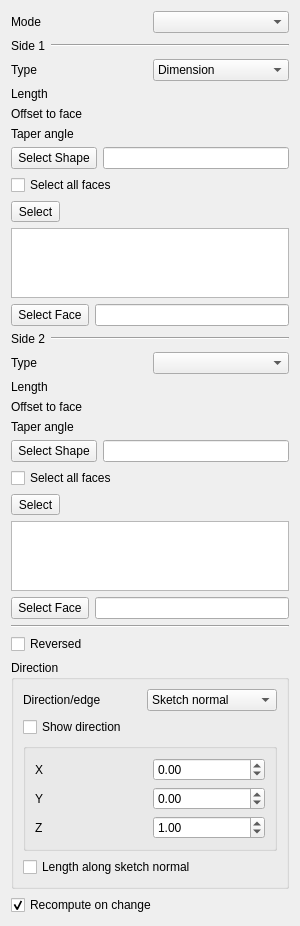
This is src/Mod/PartDesign/Gui/TaskPadPocketParameters.ui in southseact-3d/fcd as Qt 5 draws it before an edit. The edited form follows.
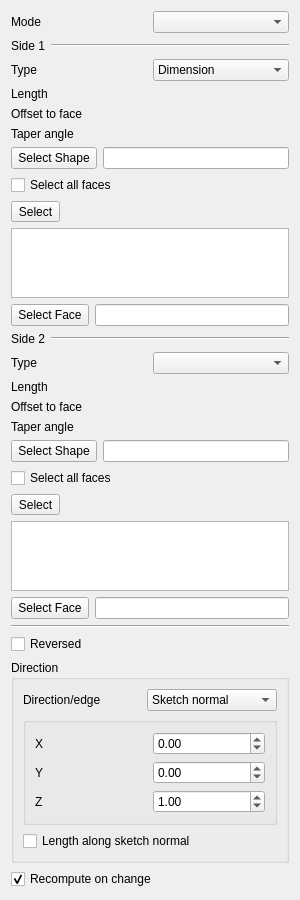
This is the edited form. Custom widgets are drawn as their Qt base class.

Commit message:
PD: Show custom direction settings on Pad/Pocket only when necessary. (#24642)
* PD: Show custom direction settings on Pad/Pocket only when necessary.

* Update the visibility of parameters.

Diff of the .ui file:
```diff
--- a/src/Mod/PartDesign/Gui/TaskPadPocketParameters.ui
+++ b/src/Mod/PartDesign/Gui/TaskPadPocketParameters.ui
@@ -512,6 +512,20 @@
       <string>Direction</string>
      </property>
      <layout class="QGridLayout" name="gridLayout_4">
+      <item row="2" column="0">
+       <widget class="QCheckBox" name="checkBoxAlongDirection">
+        <property name="enabled">
+         <bool>true</bool>
+        </property>
+        <property name="toolTip">
+         <string>If unchecked, the length will be
+measured along the specified direction</string>
+        </property>
+        <property name="text">
+         <string>Length along sketch normal</string>
+        </property>
+       </widget>
+      </item>
       <item row="0" column="0">
        <layout class="QGridLayout" name="gridLayout_3">
         <item row="0" column="0">
@@ -547,13 +561,6 @@
        </layout>
       </item>
       <item row="1" column="0">
-       <widget class="QCheckBox" name="checkBoxDirection">
-        <property name="text">
-         <string>Show direction</string>
-        </property>
-       </widget>
-      </item>
-      <item row="2" column="0">
        <widget class="QGroupBox" name="groupBoxDirection">
         <property name="enabled">
          <bool>true</bool>
@@ -662,20 +669,6 @@
         </layout>
        </widget>
       </item>
-      <item row="3" column="0">
-       <widget class="QCheckBox" name="checkBoxAlongDirection">
-        <property name="enabled">
-         <bool>true</bool>
-        </property>
-        <property name="toolTip">
-         <string>If unchecked, the length will be
-measured along the specified direction</string>
-        </property>
-        <property name="text">
-         <string>Length along sketch normal</string>
-        </property>
-       </widget>
-      </item>
      </layout>
     </widget>
    </item>
```
The commit also changes 2 other files.
